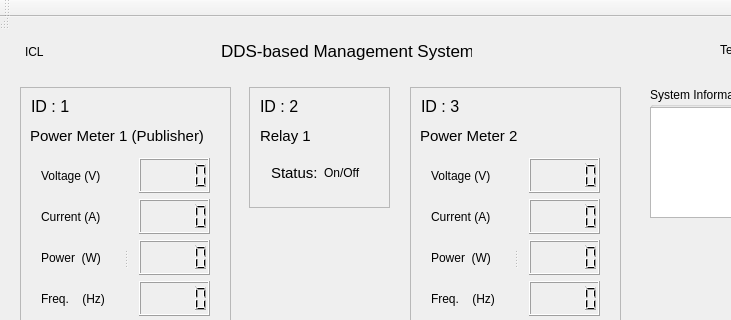
The window that mainwindow_dds.ui (yaxchuang/Qt_dds) describes before a commit, drawn with Qt 5; both pictures show x 0 to 731 and y 0 to 320 of the 859 by 533 pixel window.
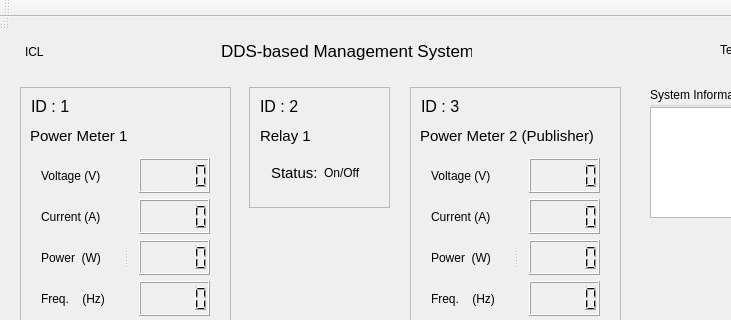
The same window after the commit.

Commit message: M2 id modify

What changed in the file:
```diff
--- a/mainwindow_dds.ui
+++ b/mainwindow_dds.ui
@@ -103,7 +103,7 @@
       </font>
      </property>
      <property name="text">
-      <string>Power Meter 2</string>
+      <string>Power Meter 2 (Publisher)</string>
      </property>
     </widget>
     <widget class="QLabel" name="Power_meter">
@@ -133,7 +133,7 @@
       </font>
      </property>
      <property name="text">
-      <string>Power Meter 1 (Publisher)</string>
+      <string>Power Meter 1 </string>
      </property>
     </widget>
     <widget class="QLabel" name="Relay">
```
The commit also changes 2 other files.
